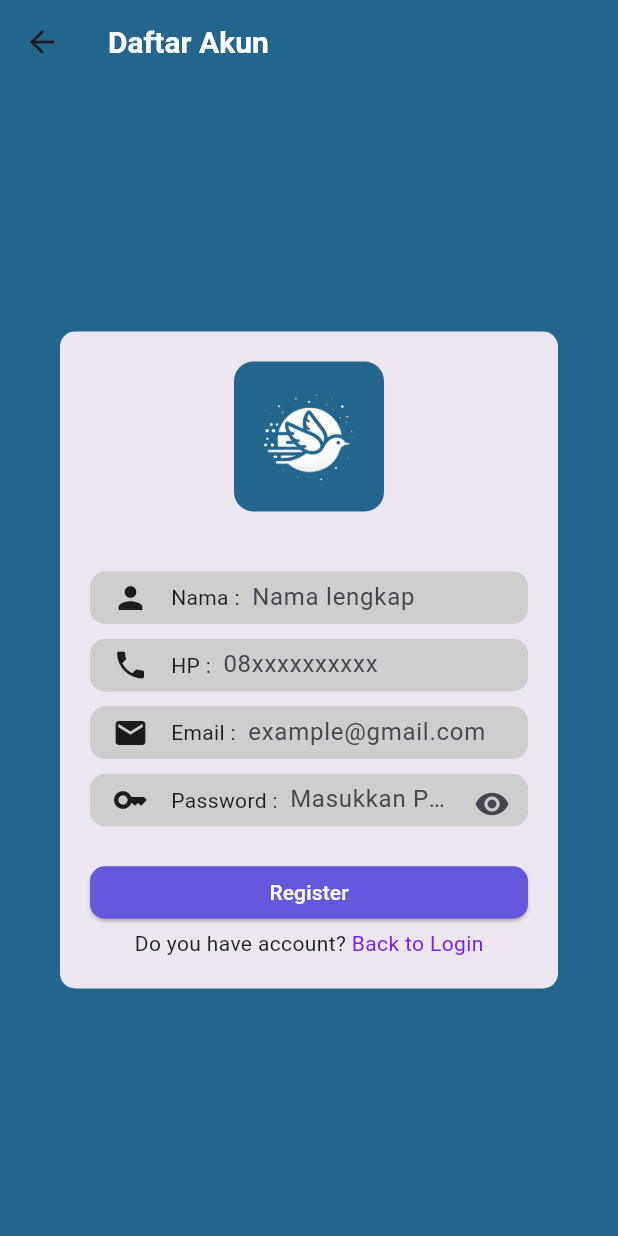
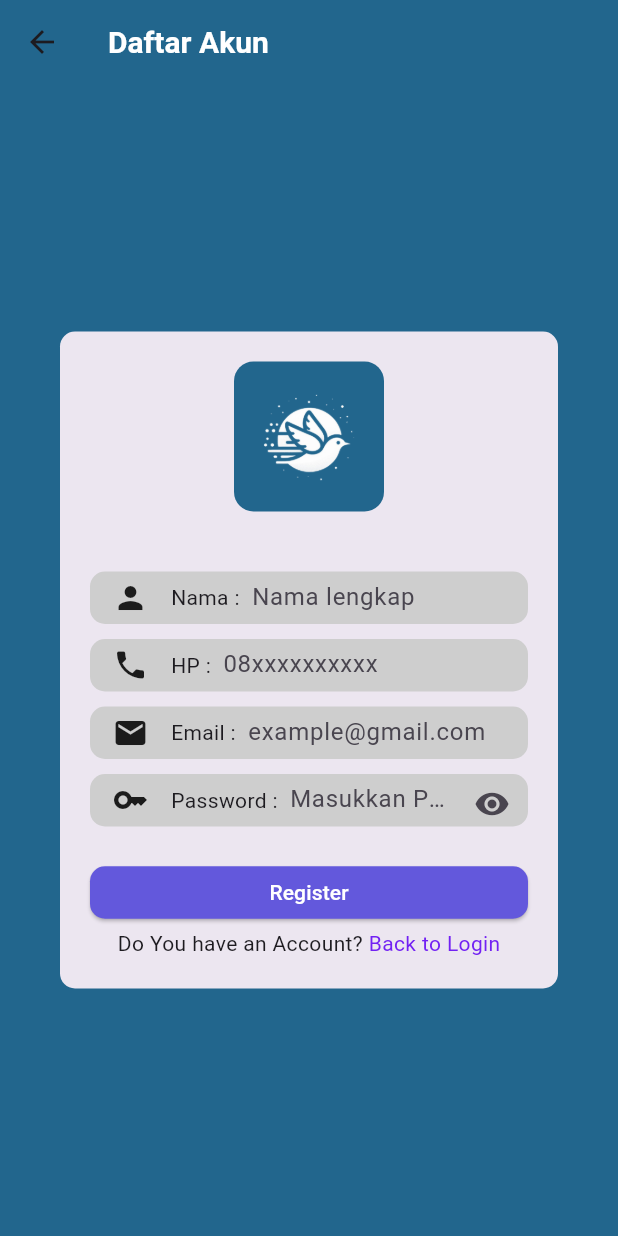
Before and after one commit to WilsonDaCosta02/Travel_Planner, a Flutter app: the Register screen opened directly, on a phone screen of 412 x 824 dp. Run offline on Flutter 3.47's test engine with Material 3 defaults, Android fonts, the phone set to English and light mode, and no system bars.

Commit message:
Perbaikan typo huruf di halaman register.dart bagian 'do you have an account?'

```diff
--- a/lib/register.dart
+++ b/lib/register.dart
@@ -144,7 +144,7 @@ class _RegisterState extends State<Register> {
                     Row(
                       mainAxisAlignment: MainAxisAlignment.center,
                       children: [
-                        Text('Do you have account? '),
+                        Text('Do You have an Account? '),
                         GestureDetector(
                           onTap: () {
                             Navigator.pop(context); // kembali ke login
```
